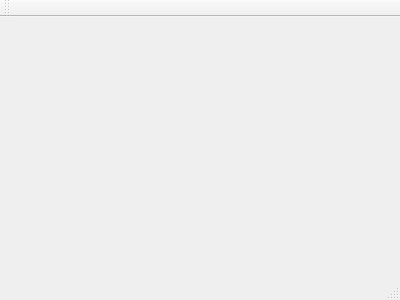
Qt form timemainwindow.ui (vadimeladii/QtTime) before a commit.
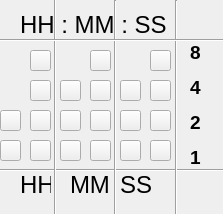
The same form after that commit. Icons and pictures are not drawn.

```diff
--- a/timemainwindow.ui
+++ b/timemainwindow.ui
@@ -1,24 +1,677 @@
 <ui version="4.0">
  <class>TimeMainWindow</class>
- <widget class="QMainWindow" name="TimeMainWindow" >
-  <property name="geometry" >
+ <widget class="QMainWindow" name="TimeMainWindow">
+  <property name="enabled">
+   <bool>true</bool>
+  </property>
+  <property name="geometry">
    <rect>
     <x>0</x>
     <y>0</y>
-    <width>400</width>
-    <height>300</height>
+    <width>223</width>
+    <height>214</height>
    </rect>
   </property>
-  <property name="windowTitle" >
+  <property name="minimumSize">
+   <size>
+    <width>223</width>
+    <height>214</height>
+   </size>
+  </property>
+  <property name="maximumSize">
+   <size>
+    <width>223</width>
+    <height>214</height>
+   </size>
+  </property>
+  <property name="focusPolicy">
+   <enum>Qt::NoFocus</enum>
+  </property>
+  <property name="windowTitle">
    <string>TimeMainWindow</string>
   </property>
-  <widget class="QMenuBar" name="menuBar" />
-  <widget class="QToolBar" name="mainToolBar" />
-  <widget class="QWidget" name="centralWidget" />
-  <widget class="QStatusBar" name="statusBar" />
+  <property name="windowOpacity">
+   <double>1.000000000000000</double>
+  </property>
+  <widget class="QWidget" name="centralWidget">
+   <widget class="QLabel" name="label">
+    <property name="geometry">
+     <rect>
+      <x>20</x>
+      <y>10</y>
+      <width>161</width>
+      <height>31</height>
+     </rect>
+    </property>
+    <property name="font">
+     <font>
+      <pointsize>16</pointsize>
+     </font>
+    </property>
+    <property name="text">
+     <string>&lt;html&gt;&lt;head/&gt;&lt;body&gt;&lt;p&gt;&lt;span style=&quot; font-size:18pt;&quot;&gt;HH  :  MM : SS&lt;/span&gt;&lt;/p&gt;&lt;/body&gt;&lt;/html&gt;</string>
+    </property>
+    <property name="textFormat">
+     <enum>Qt::AutoText</enum>
+    </property>
+   </widget>
+   <widget class="QLabel" name="label_2">
+    <property name="geometry">
+     <rect>
+      <x>190</x>
+      <y>40</y>
+      <width>20</width>
+      <height>131</height>
+     </rect>
+    </property>
+    <property name="font">
+     <font>
+      <pointsize>16</pointsize>
+     </font>
+    </property>
+    <property name="text">
+     <string>&lt;html&gt;&lt;head/&gt;&lt;body&gt;&lt;p&gt;&lt;span style=&quot; font-size:14pt; font-weight:600;&quot;&gt;8&lt;/span&gt;&lt;/p&gt;&lt;p&gt;&lt;span style=&quot; font-size:14pt; font-weight:600;&quot;&gt;4&lt;/span&gt;&lt;/p&gt;&lt;p&gt;&lt;span style=&quot; font-size:14pt; font-weight:600;&quot;&gt;2&lt;/span&gt;&lt;/p&gt;&lt;p&gt;&lt;span style=&quot; font-size:14pt; font-weight:600;&quot;&gt;1&lt;/span&gt;&lt;/p&gt;&lt;/body&gt;&lt;/html&gt;</string>
+    </property>
+    <property name="textFormat">
+     <enum>Qt::AutoText</enum>
+    </property>
+   </widget>
+   <widget class="QLabel" name="label_3">
+    <property name="geometry">
+     <rect>
+      <x>20</x>
+      <y>170</y>
+      <width>31</width>
+      <height>31</height>
+     </rect>
+    </property>
+    <property name="font">
+     <font>
+      <pointsize>16</pointsize>
+     </font>
+    </property>
+    <property name="text">
+     <string>&lt;html&gt;&lt;head/&gt;&lt;body&gt;&lt;p&gt;&lt;span style=&quot; font-size:18pt;&quot;&gt;HH&lt;/span&gt;&lt;/p&gt;&lt;/body&gt;&lt;/html&gt;</string>
+    </property>
+    <property name="textFormat">
+     <enum>Qt::AutoText</enum>
+    </property>
+   </widget>
+   <widget class="QLabel" name="label_4">
+    <property name="geometry">
+     <rect>
+      <x>70</x>
+      <y>170</y>
+      <width>51</width>
+      <height>31</height>
+     </rect>
+    </property>
+    <property name="font">
+     <font>
+      <pointsize>16</pointsize>
+     </font>
+    </property>
+    <property name="text">
+     <string>&lt;html&gt;&lt;head/&gt;&lt;body&gt;&lt;p&gt;&lt;span style=&quot; font-size:18pt;&quot;&gt;MM&lt;/span&gt;&lt;/p&gt;&lt;/body&gt;&lt;/html&gt;</string>
+    </property>
+    <property name="textFormat">
+     <enum>Qt::AutoText</enum>
+    </property>
+   </widget>
+   <widget class="QLabel" name="label_5">
+    <property name="geometry">
+     <rect>
+      <x>120</x>
+      <y>170</y>
+      <width>31</width>
+      <height>31</height>
+     </rect>
+    </property>
+    <property name="font">
+     <font>
+      <pointsize>16</pointsize>
+     </font>
+    </property>
+    <property name="text">
+     <string>&lt;html&gt;&lt;head/&gt;&lt;body&gt;&lt;p&gt;&lt;span style=&quot; font-size:18pt;&quot;&gt;SS&lt;/span&gt;&lt;/p&gt;&lt;/body&gt;&lt;/html&gt;</string>
+    </property>
+    <property name="textFormat">
+     <enum>Qt::AutoText</enum>
+    </property>
+   </widget>
+   <widget class="Line" name="line">
+    <property name="geometry">
+     <rect>
+      <x>-10</x>
+      <y>160</y>
+      <width>251</width>
+      <height>20</height>
+     </rect>
+    </property>
+    <property name="orientation">
+     <enum>Qt::Horizontal</enum>
+    </property>
+   </widget>
+   <widget class="Line" name="line_2">
+    <property name="geometry">
+     <rect>
+      <x>40</x>
+      <y>-20</y>
+      <width>31</width>
+      <height>241</height>
+     </rect>
+    </property>
+    <property name="orientation">
+     <enum>Qt::Vertical</enum>
+    </property>
+   </widget>
+   <widget class="Line" name="line_3">
+    <property name="geometry">
+     <rect>
+      <x>100</x>
+      <y>0</y>
+      <width>31</width>
+      <height>241</height>
+     </rect>
+    </property>
+    <property name="orientation">
+     <enum>Qt::Vertical</enum>
+    </property>
+   </widget>
+   <widget class="Line" name="line_4">
+    <property name="geometry">
+     <rect>
+      <x>161</x>
+      <y>0</y>
+      <width>31</width>
+      <height>241</height>
+     </rect>
+    </property>
+    <property name="orientation">
+     <enum>Qt::Vertical</enum>
+    </property>
+   </widget>
+   <widget class="QToolButton" name="toolButton">
+    <property name="geometry">
+     <rect>
+      <x>30</x>
+      <y>50</y>
+      <width>21</width>
+      <height>21</height>
+     </rect>
+    </property>
+    <property name="text">
+     <string/>
+    </property>
+    <property name="icon">
+     <iconset resource="image.qrc">
+      <normaloff>:/0.png</normaloff>:/0.png</iconset>
+    </property>
+    <property name="iconSize">
+     <size>
+      <width>35</width>
+      <height>35</height>
+     </size>
+    </property>
+   </widget>
+   <widget class="QToolButton" name="toolButton_3">
+    <property name="geometry">
+     <rect>
+      <x>30</x>
+      <y>80</y>
+      <width>21</width>
+      <height>21</height>
+     </rect>
+    </property>
+    <property name="text">
+     <string/>
+    </property>
+    <property name="icon">
+     <iconset resource="image.qrc">
+      <normaloff>:/0.png</normaloff>:/0.png</iconset>
+    </property>
+    <property name="iconSize">
+     <size>
+      <width>35</width>
+      <height>35</height>
+     </size>
+    </property>
+   </widget>
+   <widget class="QToolButton" name="toolButton_5">
+    <property name="geometry">
+     <rect>
+      <x>30</x>
+      <y>110</y>
+      <width>21</width>
+      <height>21</height>
+     </rect>
+    </property>
+    <property name="text">
+     <string/>
+    </property>
+    <property name="icon">
+     <iconset resource="image.qrc">
+      <normaloff>:/0.png</normaloff>:/0.png</iconset>
+    </property>
+    <property name="iconSize">
+     <size>
+      <width>35</width>
+      <height>35</height>
+     </size>
+    </property>
+   </widget>
+   <widget class="QToolButton" name="toolButton_6">
+    <property name="geometry">
+     <rect>
+      <x>0</x>
+      <y>110</y>
+      <width>21</width>
+      <height>21</height>
+     </rect>
+    </property>
+    <property name="text">
+     <string/>
+    </property>
+    <property name="icon">
+     <iconset resource="image.qrc">
+      <normaloff>:/0.png</normaloff>:/0.png</iconset>
+    </property>
+    <property name="iconSize">
+     <size>
+      <width>35</width>
+      <height>35</height>
+     </size>
+    </property>
+   </widget>
+   <widget class="QToolButton" name="toolButton_7">
+    <property name="geometry">
+     <rect>
+      <x>30</x>
+      <y>140</y>
+      <width>21</width>
+      <height>21</height>
+     </rect>
+    </property>
+    <property name="text">
+     <string/>
+    </property>
+    <property name="icon">
+     <iconset resource="image.qrc">
+      <normaloff>:/0.png</normaloff>:/0.png</iconset>
+    </property>
+    <property name="iconSize">
+     <size>
+      <width>35</width>
+      <height>35</height>
+     </size>
+    </property>
+   </widget>
+   <widget class="QToolButton" name="toolButton_8">
+    <property name="geometry">
+     <rect>
+      <x>0</x>
+      <y>140</y>
+      <width>21</width>
+      <height>21</height>
+     </rect>
+    </property>
+    <property name="text">
+     <string/>
+    </property>
+    <property name="icon">
+     <iconset resource="image.qrc">
+      <normaloff>:/0.png</normaloff>:/0.png</iconset>
+    </property>
+    <property name="iconSize">
+     <size>
+      <width>35</width>
+      <height>35</height>
+     </size>
+    </property>
+   </widget>
+   <widget class="QToolButton" name="toolButton_10">
+    <property name="geometry">
+     <rect>
+      <x>90</x>
+      <y>50</y>
+      <width>21</width>
+      <height>21</height>
+     </rect>
+    </property>
+    <property name="text">
+     <string/>
+    </property>
+    <property name="icon">
+     <iconset resource="image.qrc">
+      <normaloff>:/0.png</normaloff>:/0.png</iconset>
+    </property>
+    <property name="iconSize">
+     <size>
+      <width>35</width>
+      <height>35</height>
+     </size>
+    </property>
+   </widget>
+   <widget class="QToolButton" name="toolButton_11">
+    <property name="enabled">
+     <bool>true</bool>
+    </property>
+    <property name="geometry">
+     <rect>
+      <x>60</x>
+      <y>80</y>
+      <width>21</width>
+      <height>21</height>
+     </rect>
+    </property>
+    <property name="text">
+     <string/>
+    </property>
+    <property name="icon">
+     <iconset resource="image.qrc">
+      <normaloff>:/0.png</normaloff>:/0.png</iconset>
+    </property>
+    <property name="iconSize">
+     <size>
+      <width>35</width>
+      <height>35</height>
+     </size>
+    </property>
+   </widget>
+   <widget class="QToolButton" name="toolButton_12">
+    <property name="geometry">
+     <rect>
+      <x>90</x>
+      <y>80</y>
+      <width>21</width>
+      <height>21</height>
+     </rect>
+    </property>
+    <property name="text">
+     <string/>
+    </property>
+    <property name="icon">
+     <iconset resource="image.qrc">
+      <normaloff>:/0.png</normaloff>:/0.png</iconset>
+    </property>
+    <property name="iconSize">
+     <size>
+      <width>35</width>
+      <height>35</height>
+     </size>
+    </property>
+   </widget>
+   <widget class="QToolButton" name="toolButton_13">
+    <property name="geometry">
+     <rect>
+      <x>60</x>
+      <y>110</y>
+      <width>21</width>
+      <height>21</height>
+     </rect>
+    </property>
+    <property name="text">
+     <string/>
+    </property>
+    <property name="icon">
+     <iconset resource="image.qrc">
+      <normaloff>:/0.png</normaloff>:/0.png</iconset>
+    </property>
+    <property name="iconSize">
+     <size>
+      <width>35</width>
+      <height>35</height>
+     </size>
+    </property>
+   </widget>
+   <widget class="QToolButton" name="toolButton_14">
+    <property name="geometry">
+     <rect>
+      <x>90</x>
+      <y>110</y>
+      <width>21</width>
+      <height>21</height>
+     </rect>
+    </property>
+    <property name="text">
+     <string/>
+    </property>
+    <property name="icon">
+     <iconset resource="image.qrc">
+      <normaloff>:/0.png</normaloff>:/0.png</iconset>
+    </property>
+    <property name="iconSize">
+     <size>
+      <width>35</width>
+      <height>35</height>
+     </size>
+    </property>
+   </widget>
+   <widget class="QToolButton" name="toolButton_15">
+    <property name="geometry">
+     <rect>
+      <x>60</x>
+      <y>140</y>
+      <width>21</width>
+      <height>21</height>
+     </rect>
+    </property>
+    <property name="text">
+     <string/>
+    </property>
+    <property name="icon">
+     <iconset resource="image.qrc">
+      <normaloff>:/0.png</normaloff>:/0.png</iconset>
+    </property>
+    <property name="iconSize">
+     <size>
+      <width>35</width>
+      <height>35</height>
+     </size>
+    </property>
+   </widget>
+   <widget class="QToolButton" name="toolButton_16">
+    <property name="geometry">
+     <rect>
+      <x>90</x>
+      <y>140</y>
+      <width>21</width>
+      <height>21</height>
+     </rect>
+    </property>
+    <property name="text">
+     <string/>
+    </property>
+    <property name="icon">
+     <iconset resource="image.qrc">
+      <normaloff>:/0.png</normaloff>:/0.png</iconset>
+    </property>
+    <property name="iconSize">
+     <size>
+      <width>35</width>
+      <height>35</height>
+     </size>
+    </property>
+   </widget>
+   <widget class="QToolButton" name="toolButton_17">
+    <property name="geometry">
+     <rect>
+      <x>150</x>
+      <y>50</y>
+      <width>21</width>
+      <height>21</height>
+     </rect>
+    </property>
+    <property name="text">
+     <string/>
+    </property>
+    <property name="icon">
+     <iconset resource="image.qrc">
+      <normaloff>:/0.png</normaloff>:/0.png</iconset>
+    </property>
+    <property name="iconSize">
+     <size>
+      <width>35</width>
+      <height>35</height>
+     </size>
+    </property>
+   </widget>
+   <widget class="QToolButton" name="toolButton_18">
+    <property name="geometry">
+     <rect>
+      <x>120</x>
+      <y>80</y>
+      <width>21</width>
+      <height>21</height>
+     </rect>
+    </property>
+    <property name="text">
+     <string/>
+    </property>
+    <property name="icon">
+     <iconset resource="image.qrc">
+      <normaloff>:/0.png</normaloff>:/0.png</iconset>
+    </property>
+    <property name="iconSize">
+     <size>
+      <width>35</width>
+      <height>35</height>
+     </size>
+    </property>
+   </widget>
+   <widget class="QToolButton" name="toolButton_19">
+    <property name="geometry">
+     <rect>
+      <x>150</x>
+      <y>80</y>
+      <width>21</width>
+      <height>21</height>
+     </rect>
+    </property>
+    <property name="text">
+     <string/>
+    </property>
+    <property name="icon">
+     <iconset resource="image.qrc">
+      <normaloff>:/0.png</normaloff>:/0.png</iconset>
+    </property>
+    <property name="iconSize">
+     <size>
+      <width>35</width>
+      <height>35</height>
+     </size>
+    </property>
+   </widget>
+   <widget class="QToolButton" name="toolButton_20">
+    <property name="geometry">
+     <rect>
+      <x>120</x>
+      <y>110</y>
+      <width>21</width>
+      <height>21</height>
+     </rect>
+    </property>
+    <property name="text">
+     <string/>
+    </property>
+    <property name="icon">
+     <iconset resource="image.qrc">
+      <normaloff>:/0.png</normaloff>:/0.png</iconset>
+    </property>
+    <property name="iconSize">
+     <size>
+      <width>35</width>
+      <height>35</height>
+     </size>
+    </property>
+   </widget>
+   <widget class="QToolButton" name="toolButton_21">
+    <property name="geometry">
+     <rect>
+      <x>150</x>
+      <y>110</y>
+      <width>21</width>
+      <height>21</height>
+     </rect>
+    </property>
+    <property name="text">
+     <string/>
+    </property>
+    <property name="icon">
+     <iconset resource="image.qrc">
+      <normaloff>:/0.png</normaloff>:/0.png</iconset>
+    </property>
+    <property name="iconSize">
+     <size>
+      <width>35</width>
+      <height>35</height>
+     </size>
+    </property>
+   </widget>
+   <widget class="QToolButton" name="toolButton_22">
+    <property name="geometry">
+     <rect>
+      <x>120</x>
+      <y>140</y>
+      <width>21</width>
+      <height>21</height>
+     </rect>
+    </property>
+    <property name="text">
+     <string/>
+    </property>
+    <property name="icon">
+     <iconset resource="image.qrc">
+      <normaloff>:/0.png</normaloff>:/0.png</iconset>
+    </property>
+    <property name="iconSize">
+     <size>
+      <width>35</width>
+      <height>35</height>
+     </size>
+    </property>
+   </widget>
+   <widget class="QToolButton" name="toolButton_23">
+    <property name="geometry">
+     <rect>
+      <x>150</x>
+      <y>140</y>
+      <width>21</width>
+      <height>21</height>
+     </rect>
+    </property>
+    <property name="text">
+     <string/>
+    </property>
+    <property name="icon">
+     <iconset resource="image.qrc">
+      <normaloff>:/0.png</normaloff>:/0.png</iconset>
+    </property>
+    <property name="iconSize">
+     <size>
+      <width>35</width>
+      <height>35</height>
+     </size>
+    </property>
+   </widget>
+   <widget class="Line" name="line_5">
+    <property name="geometry">
+     <rect>
+      <x>-20</x>
+      <y>30</y>
+      <width>261</width>
+      <height>20</height>
+     </rect>
+    </property>
+    <property name="orientation">
+     <enum>Qt::Horizontal</enum>
+    </property>
+   </widget>
+  </widget>
  </widget>
- <layoutDefault spacing="6" margin="11" />
- <pixmapfunction></pixmapfunction>
- <resources/>
+ <layoutdefault spacing="6" margin="11"/>
+ <resources>
+  <include location="image.qrc"/>
+ </resources>
  <connections/>
 </ui>
```
Left out of the diff: 1 changed line with no effect on the pictures.
